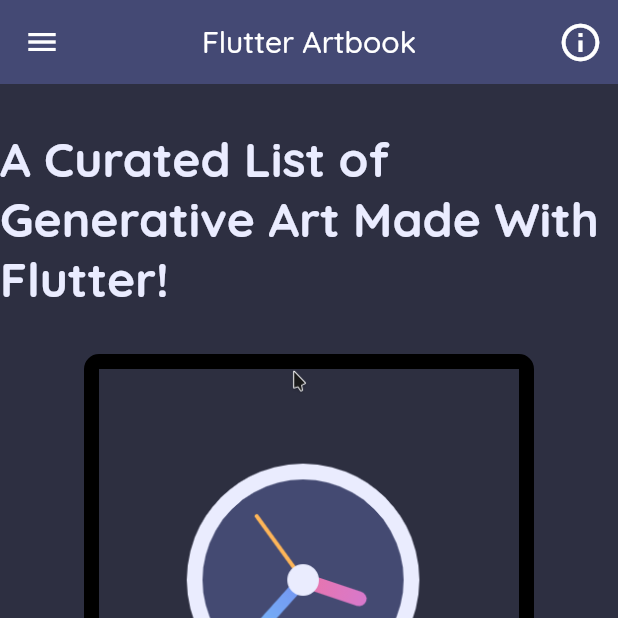
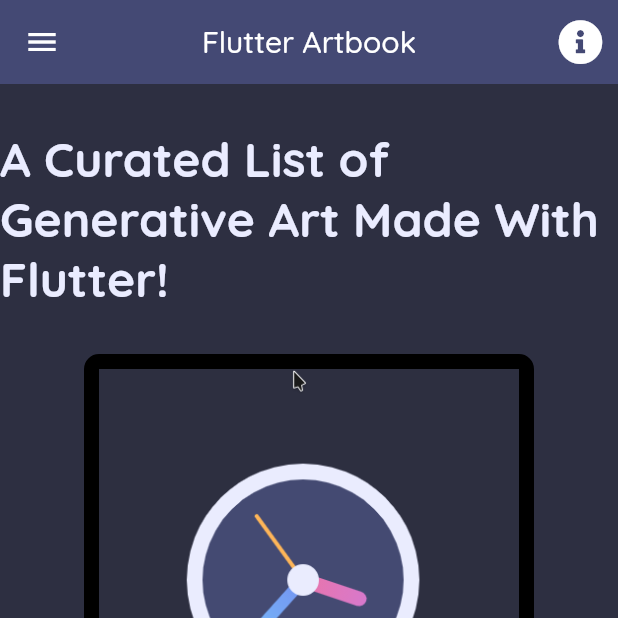
Before and after one commit to ikramhasan/Flutter-Artbook, a Flutter app: the screen it shows after launch, on a phone screen of 412 x 824 dp, the top half of it. Run offline on Flutter 3.47's test engine with Material 2 defaults, Android fonts, the phone set to English and light mode, and no system bars; our stand-ins replace font_awesome_flutter, get, google_fonts; missing offline and left inert: dart:html.

Commit message:
ADDED: Icons

```diff
--- a/lib/screens.dart/homepage.dart
+++ b/lib/screens.dart/homepage.dart
@@ -2,6 +2,7 @@
 import 'package:artbook/widgets/art_cards.dart';
 import 'package:artbook/widgets/my_drawer.dart';
 import 'package:flutter/material.dart';
+import 'package:font_awesome_flutter/font_awesome_flutter.dart';
 import 'package:get/get.dart';
 import 'package:google_fonts/google_fonts.dart';
 
@@ -29,9 +30,11 @@
               onTap: () {
                 Get.to(About());
               },
-              child: Icon(
-                Icons.info_outline,
-                size: 30,
+              child: Center(
+                child: FaIcon(
+                  FontAwesomeIcons.infoCircle,
+                  size: 30,
+                ),
               ),
             ),
           ),
```
